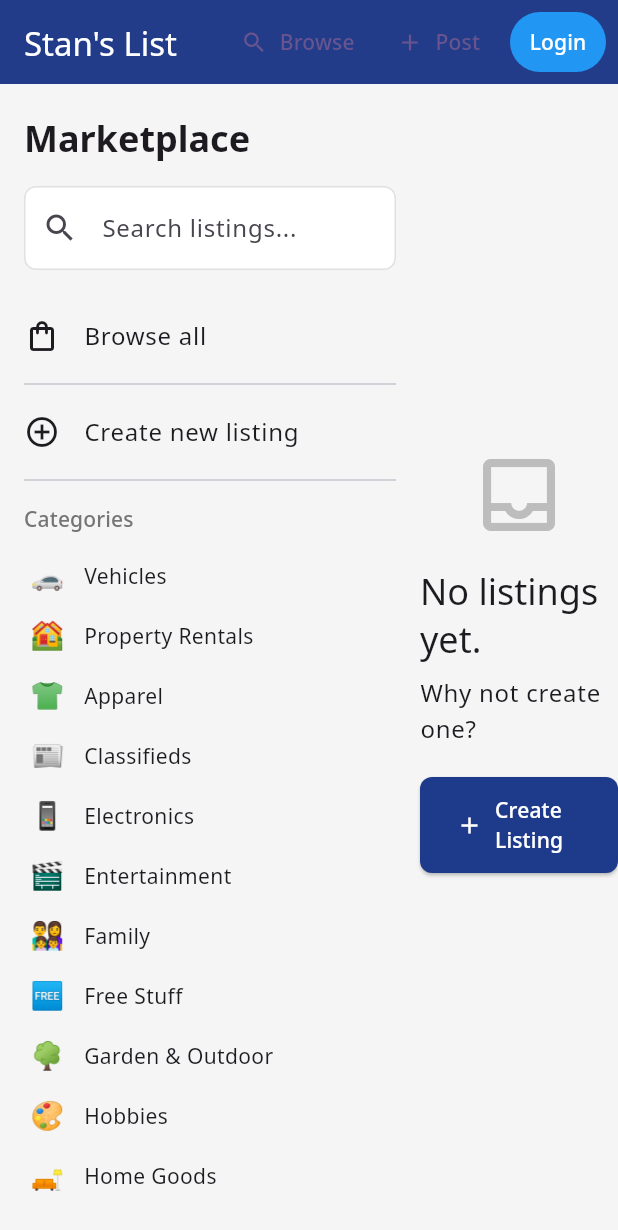
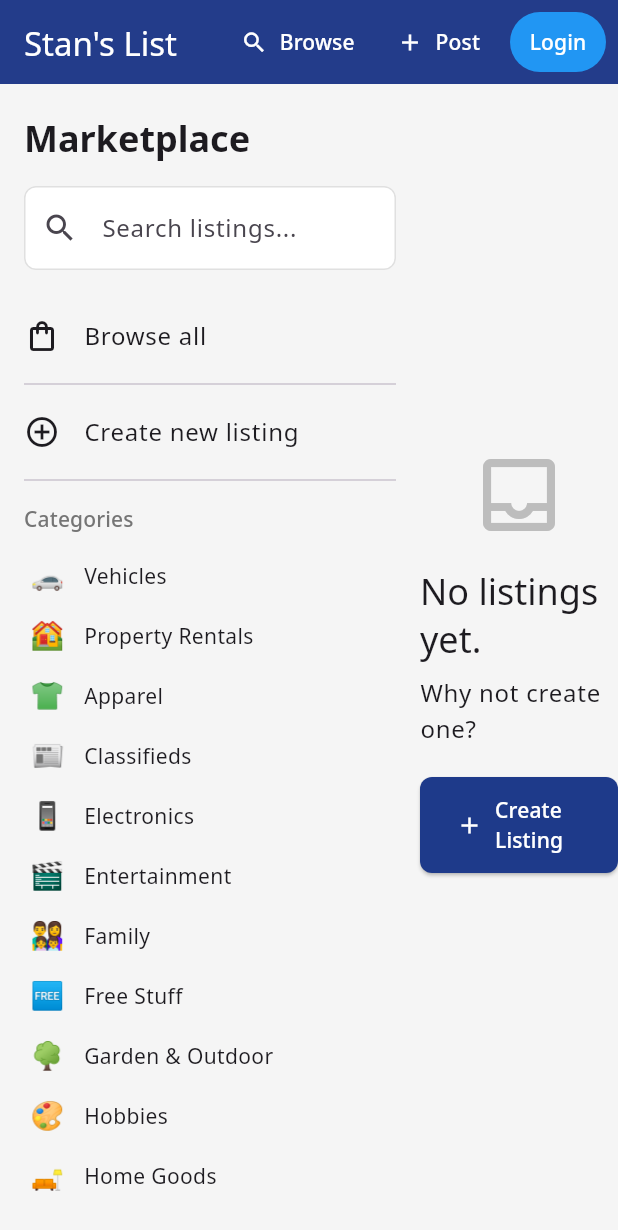
Before and after one commit to stanleyluong/stanslist, a Flutter app: the screen it shows after launch, on a phone screen of 412 x 824 dp. Shown: the top 1230 px of the screen. Run offline on Flutter 3.47's test engine with Material 3 defaults, Android fonts, the phone set to English and light mode, and no system bars; our stand-ins replace cloud_firestore, firebase_auth, firebase_core, firebase_storage, go_router, google_fonts and 1 more; accounts and stored records are empty; generated files the repository leaves out were written again.

Commit message:
Fix: Display listings on homepage and enable app bar title navigation

```diff
--- a/lib/screens/create_listing_screen.dart
+++ b/lib/screens/create_listing_screen.dart
@@ -620,11 +620,11 @@ class _CreateListingScreenState extends State<CreateListingScreen> {
 
     return Card(
       elevation: 0,
-      color: Theme.of(context).colorScheme.surfaceVariant.withOpacity(0.3),
+      color: Theme.of(context).colorScheme.surfaceContainerHighest.withAlpha((255 * 0.3).round()),
       shape: RoundedRectangleBorder(
         borderRadius: BorderRadius.circular(12),
         side: BorderSide(
-            color: Theme.of(context).colorScheme.outline.withOpacity(0.5)),
+            color: Theme.of(context).colorScheme.outline.withAlpha((255 * 0.5).round())),
       ),
       child: Padding(
         padding: const EdgeInsets.all(16.0),
--- a/lib/screens/home_screen.dart
+++ b/lib/screens/home_screen.dart
@@ -7,11 +7,23 @@ import '../providers/listings_provider.dart';
 import '../widgets/app_bar.dart';
 import '../widgets/listing_card.dart';
 import '../widgets/side_panel.dart';
+import 'package:provider/provider.dart';
 
-class HomeScreen extends StatelessWidget {
+class HomeScreen extends StatefulWidget {
   const HomeScreen({super.key});
 
   @override
+  _HomeScreenState createState() => _HomeScreenState();
+}
+
+class _HomeScreenState extends State<HomeScreen> {
+  @override
+  void initState() {
+    super.initState();
+    // Load listings when the screen initializes
+    Provider.of<ListingsProvider>(context, listen: false).refreshListings();
+  }
+
   Widget build(BuildContext context) {
     return Scaffold(
       appBar: const StansListAppBar(),
@@ -24,7 +36,7 @@ class HomeScreen extends StatelessWidget {
                 if (provider.isLoading) {
                   return const Center(child: CircularProgressIndicator());
                 }
-                if (provider.listings.isEmpty) {
+                if (provider.listings.isEmpty && !provider.isLoading) {
                   return Center(
                     child: Column(
                       mainAxisAlignment: MainAxisAlignment.center,
--- a/lib/screens/listings_screen.dart
+++ b/lib/screens/listings_screen.dart
@@ -93,7 +93,7 @@ class ListingsScreen extends StatelessWidget {
                     crossAxisCount: _getCrossAxisCount(context),
                     crossAxisSpacing: 16,
                     mainAxisSpacing: 16,
-                    childAspectRatio: 0.8,
+                    childAspectRatio: 0.7,
                   ),
                   itemCount: listings.length,
                   itemBuilder: (context, index) {
--- a/lib/screens/my_listings_screen.dart
+++ b/lib/screens/my_listings_screen.dart
@@ -103,7 +103,7 @@ class _MyListingsScreenState extends State<MyListingsScreen> {
                 width: double.infinity,
                 child: DataTable(
                   columnSpacing: 20,
-                  headingRowColor: MaterialStateColor.resolveWith((states) => Theme.of(context).colorScheme.primaryContainer),
+                  headingRowColor: WidgetStateColor.resolveWith((states) => Theme.of(context).colorScheme.primaryContainer),
                   headingTextStyle: TextStyle(fontWeight: FontWeight.bold, color: Theme.of(context).colorScheme.onPrimaryContainer),
                   columns: const [
                     DataColumn(label: Text('Image')),
@@ -169,7 +169,6 @@ class _MyListingsScreenState extends State<MyListingsScreen> {
                               icon: const Icon(Icons.edit, size: 20),
                               tooltip: 'Edit',
                               onPressed: () {
-                                // TODO: Implement edit functionality
                                 context.go('/listing/${listing.id}/edit'); // Placeholder for edit route
                               },
                             ),
@@ -177,7 +176,6 @@ class _MyListingsScreenState extends State<MyListingsScreen> {
                               icon: const Icon(Icons.delete, size: 20, color: Colors.redAccent),
                               tooltip: 'Delete',
                               onPressed: () async {
-                                // TODO: Implement delete functionality with confirmation
                                 final confirm = await showDialog<bool>(
                                   context: context,
                                   builder: (BuildContext context) {
--- a/lib/widgets/app_bar.dart
+++ b/lib/widgets/app_bar.dart
@@ -4,8 +4,7 @@ import 'package:flutter/material.dart';
 import 'package:go_router/go_router.dart';
 import 'package:provider/provider.dart';
 
-import '../providers/auth_provider.dart'; // This is your custom AuthProvider
-
+import '../providers/auth_provider.dart';
 class StansListAppBar extends StatelessWidget implements PreferredSizeWidget {
   final String? titleText; // Add this line
 
@@ -25,18 +24,24 @@ class StansListAppBar extends StatelessWidget implements PreferredSizeWidget {
         '[StansListAppBar] Building. currentUser UID: ${currentUser?.uid ?? "null"}');
 
     return AppBar(
-      title: Text(titleText ?? 'Stan\'s List'), // Modify this line
+      title: InkWell( // Wrap the Text widget in an InkWell
+        onTap: () => context.go('/'), // Add onTap to navigate to homepage
+        child: Text(titleText ?? 'Stan\'s List'), // Modify this line
+      ),
       actions: [
         TextButton.icon(
           onPressed: () => context.go('/listings'),
           icon: const Icon(Icons.search),
           label: const Text('Browse'),
+          style: TextButton.styleFrom(foregroundColor: Colors.white), // Add this line
         ),
         TextButton.icon(
           onPressed: () {
             context.go('/create');
           },
           icon: const Icon(Icons.add),
+
+          style: TextButton.styleFrom(foregroundColor: Colors.white), // Add this line
           label: const Text('Post'),
         ),
         const SizedBox(width: 4), // Reduced width
@@ -54,11 +59,11 @@ class StansListAppBar extends StatelessWidget implements PreferredSizeWidget {
         ] else ...[
           TextButton.icon(
             onPressed: () {
-              // TODO: Implement navigation to My Posts screen
               context.go('/my-posts');
             },
             icon: const Icon(Icons.list_alt),
             label: const Text('My Posts'),
+            style: TextButton.styleFrom(foregroundColor: Colors.white), // Add this line
           ),
           TextButton(
             onPressed: () async {
--- a/pubspec.yaml
+++ b/pubspec.yaml
@@ -31,7 +31,3 @@ dev_dependencies:
 
 flutter:
   uses-material-design: true
-
-  assets:
-    - assets/images/
-    - assets/icons/
```
Also changed, not shown: lib/screens/listing_detail_screen.dart (+3 -5 lines), lib/widgets/listing_card.dart (+15 -12 lines), lib/widgets/listing_form_panel.dart (+3 -7 lines), 2 other files.
